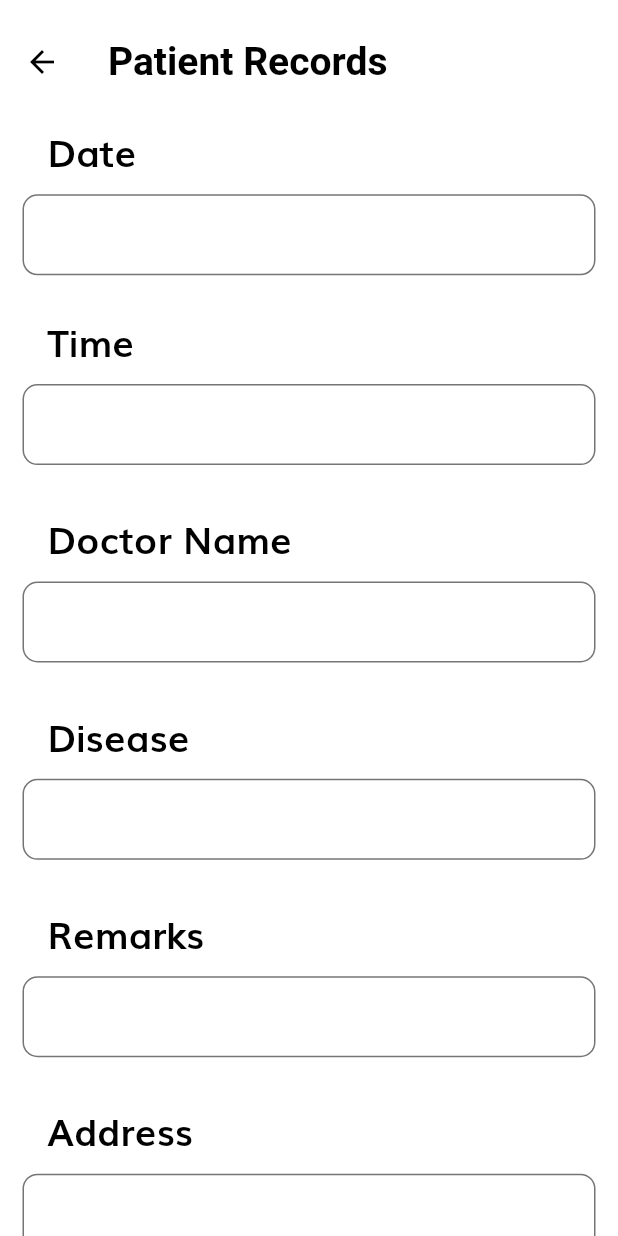
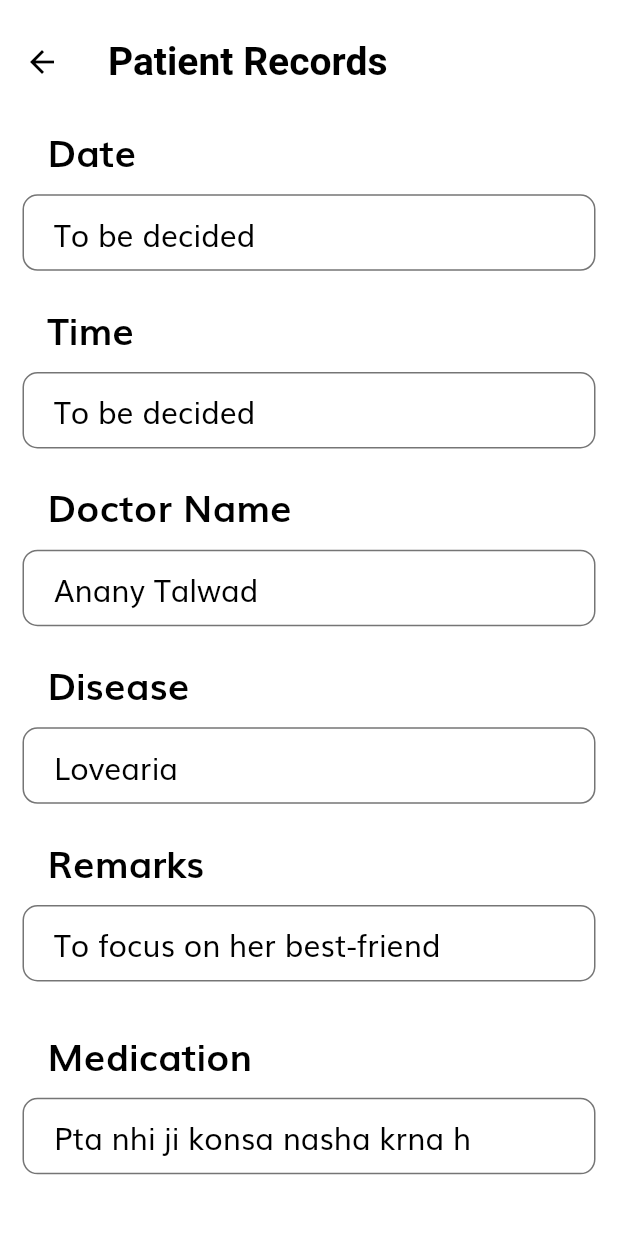
Before and after one commit to priyamalytic/Medical-Record-App, a Flutter app: the screen it shows after launch, after a tap on "Continue", on a phone screen of 412 x 824 dp. Run offline on Flutter 3.47's test engine with Material 2 defaults, Android fonts, the phone set to English and light mode, and no system bars; our stand-ins replace flutter_svg.

Commit message:
minor changes

```diff
--- a/lib/screens/add_record/component/body.dart
+++ b/lib/screens/add_record/component/body.dart
@@ -43,7 +43,6 @@ class _BodyState extends State<Body> {
           child: SingleChildScrollView(
             child: Column(
               children: [
-                SizedBox(height: getProportionateScreenHeight(10)),
                 Text(
                   "Add Patient record.",
                   style: TextStyle(
@@ -71,6 +70,7 @@ class _BodyState extends State<Body> {
                 SizedBox(height: getProportionateScreenHeight(25)),
                 DefaultButton(
                   text: "Submit",
+                  press: () {},
                   // press: () async {
                   //   if (_formKey.currentState.validate()) {
                   //     print(_patientNameController.text +
--- a/lib/screens/record_page/components/body.dart
+++ b/lib/screens/record_page/components/body.dart
@@ -7,12 +7,12 @@ class Body extends StatefulWidget {
 }
 
 class _BodyState extends State<Body> {
-  String _doctorName = "";
-  String _diseaseName = "";
-  String _remarks = "";
-  String _medication = "";
-  String _date = "";
-  String _time = "";
+  String _doctorName = "Anany Talwad";
+  String _diseaseName = "Lovearia";
+  String _remarks = "To focus on her best-friend";
+  String _medication = "Pta nhi ji konsa nasha krna h";
+  String _date = "To be decided";
+  String _time = "To be decided";
 
   @override
   Widget build(BuildContext context) {
@@ -28,49 +28,49 @@ class _BodyState extends State<Body> {
                 SizedBox(
                   height: getProportionateScreenHeight(10),
                 ),
-                valueContainer("$_date"),
+                valueContainer(_date),
                 SizedBox(
-                  height: getProportionateScreenHeight(25),
+                  height: getProportionateScreenHeight(20),
                 ),
                 propertyNameContainer("Time"),
                 SizedBox(
                   height: getProportionateScreenHeight(10),
                 ),
-                valueContainer("$_time"),
+                valueContainer(_time),
                 SizedBox(
-                  height: getProportionateScreenHeight(30),
+                  height: getProportionateScreenHeight(20),
                 ),
                 propertyNameContainer("Doctor Name"),
                 SizedBox(
                   height: getProportionateScreenHeight(10),
                 ),
-                valueContainer("$_doctorName"),
+                valueContainer(_doctorName),
                 SizedBox(
-                  height: getProportionateScreenHeight(30),
+                  height: getProportionateScreenHeight(20),
                 ),
                 propertyNameContainer("Disease"),
                 SizedBox(
                   height: getProportionateScreenHeight(10),
                 ),
-                valueContainer("$_diseaseName"),
+                valueContainer(_diseaseName),
                 SizedBox(
-                  height: getProportionateScreenHeight(30),
+                  height: getProportionateScreenHeight(20),
                 ),
                 propertyNameContainer("Remarks"),
                 SizedBox(
                   height: getProportionateScreenHeight(10),
                 ),
-                valueContainer("$_remarks"),
+                valueContainer(_remarks),
                 SizedBox(
                   height: getProportionateScreenHeight(30),
                 ),
-                propertyNameContainer("Address"),
+                propertyNameContainer("Medication"),
                 SizedBox(
                   height: getProportionateScreenHeight(10),
                 ),
-                valueContainer("$_medication"),
+                valueContainer(_medication),
                 SizedBox(
-                  height: getProportionateScreenHeight(30),
+                  height: getProportionateScreenHeight(20),
                 ),
               ],
             ),
@@ -82,7 +82,7 @@ class _BodyState extends State<Body> {
 
   Container valueContainer(String value) {
     return Container(
-      padding: EdgeInsets.only(left: 25, right: 10, bottom: 10, top: 10),
+      padding: EdgeInsets.only(left: 20, right: 10, bottom: 10, top: 10),
       decoration: BoxDecoration(
         border: Border.all(
           color: Colors.black54,
@@ -93,9 +93,9 @@ class _BodyState extends State<Body> {
         children: [
           Flexible(
             flex: 2,
-            child: Text("$value",
+            child: Text(value,
                 style: TextStyle(
-                  fontSize: 22.0,
+                  fontSize: 20.0,
                   color: Colors.black,
                 )),
           ),
--- a/lib/screens/view_patient_record/components/body.dart
+++ b/lib/screens/view_patient_record/components/body.dart
@@ -44,7 +44,7 @@ class _BodyState extends State<Body> {
               children: [
                 SizedBox(height: getProportionateScreenHeight(150)),
                 Text(
-                  "View Patient record.",
+                  "View Patient Record.",
                   style: TextStyle(
                     fontSize: 25,
                     fontWeight: FontWeight.bold,
```
